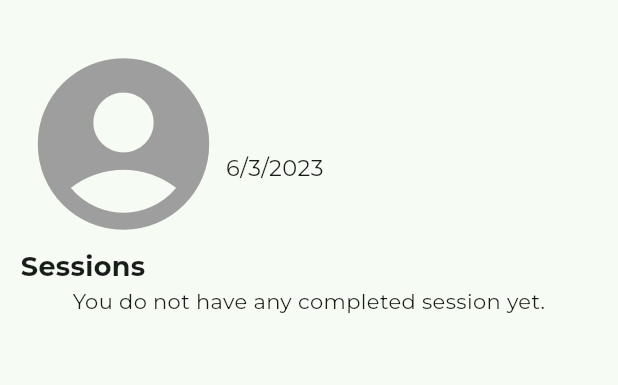
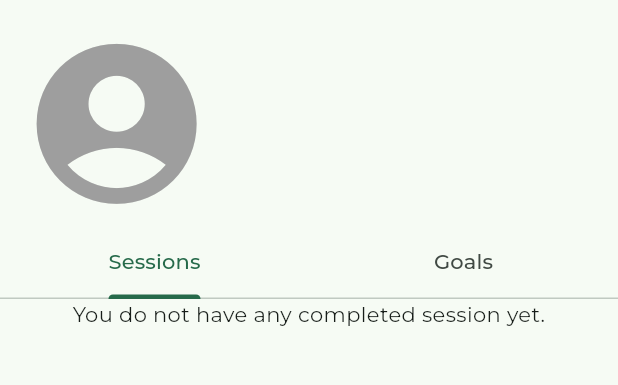
Before and after one commit to gblfrc/dima-2022-gibellini-rondini, a Flutter app: the AccountPage screen opened directly, on a phone screen of 412 x 824 dp, the part 63-448 px from its top. Run offline on Flutter 3.47's test engine with Material 2 defaults, Android fonts, the phone set to English and light mode, and no system bars; our stand-ins replace cloud_firestore, datetime_picker_formfield, file_picker, firebase_auth, firebase_core, firebase_storage and 7 more; missing offline and left inert: algolia, dart_geohash; accounts and stored records are empty; network calls fail.

Commit message:
Restyling account page
- Restyled AccountPage, introduced NestedScrollView and Tabs
- Refactored components for AccountPage
- Minor update in tiles for profile picture

```diff
--- a/lib/components/contact_card.dart
+++ /dev/null
@@ -1,79 +0,0 @@
-import 'package:flutter/material.dart';
-import 'package:intl/intl.dart';
-
-import '../model/user.dart';
-import '../app_logic/storage.dart';
-
-class ContactCard extends StatelessWidget {
-  final User user;
-
-  const ContactCard({super.key, required this.user});
-
-  @override
-  Widget build(BuildContext context) {
-    var height = MediaQuery.of(context).size.width / 3;
-    var padding = height / 8;
-
-    return SizedBox(
-      height: height,
-      child: Flex(
-        direction: Axis.horizontal,
-        children: [
-          Expanded(
-            flex: 1,
-            child: FutureBuilder(
-              future: Storage.downloadURL(user.uid),
-              builder: (context, snapshot) {
-                if (snapshot.hasData) {
-                  return LayoutBuilder(builder: (context, constraint) {
-                    return CircleAvatar(
-                      radius: constraint.maxHeight * 0.45,
-                      backgroundColor: Theme.of(context).primaryColor,
-                      child: CircleAvatar(
-                        radius: constraint.maxHeight * 0.42,
-                        backgroundColor: Colors.white,
-                        foregroundImage: NetworkImage(snapshot.data!),
-                      ),
-                    );
-                  });
-                } else {
-                  return Icon(
-                    Icons.account_circle,
-                    color: Colors.grey,
-                    size: height,
-                  );
-                }
-              },
-            ),
-          ),
-          Flexible(
-            flex: 2,
-            child: Padding(
-              padding:
-                  EdgeInsets.fromLTRB(padding / 2, padding, padding, padding),
-              child: Column(
-                crossAxisAlignment: CrossAxisAlignment.start,
-                mainAxisAlignment: MainAxisAlignment.center,
-                children: [
-                  Text(
-                    "${user.name} ${user.surname}",
-                    style: TextStyle(
-                      fontSize: MediaQuery.of(context).textScaleFactor * 22,
-                      fontWeight: FontWeight.bold,
-                    ),
-                  ),
-                  Text(
-                    DateFormat.yMd().format(user.birthday!),
-                    style: TextStyle(
-                      fontSize: MediaQuery.of(context).textScaleFactor * 15,
-                    ),
-                  )
-                ],
-              ),
-            ),
-          ),
-        ],
-      ),
-    );
-  }
-}
--- /dev/null
+++ b/lib/components/profile_header.dart
@@ -0,0 +1,140 @@
+import 'package:flutter/material.dart';
+import 'package:progetto/components/profile_picture.dart';
+
+import '../app_logic/auth.dart';
+import '../app_logic/database.dart';
+import '../app_logic/exceptions.dart';
+import '../model/user.dart';
+
+class ProfileHeader extends StatefulWidget {
+  final User user;
+
+  const ProfileHeader({super.key, required this.user});
+
+  @override
+  State<StatefulWidget> createState() => _ProfileHeaderState();
+}
+
+class _ProfileHeaderState extends State<ProfileHeader> {
+  @override
+  Widget build(BuildContext context) {
+    var height = MediaQuery.of(context).size.shortestSide / 3;
+    var padding = height / 10;
+    bool isCurrentUser = (widget.user.uid == Auth().currentUser!.uid);
+
+    return SizedBox(
+      height: height,
+      child: Flex(
+        direction: Axis.horizontal,
+        children: [
+          Expanded(
+            flex: 1,
+            child: ProfilePicture(uid: widget.user.uid),
+          ),
+          Expanded(
+            flex: 2,
+            child: Padding(
+              padding: EdgeInsets.symmetric(horizontal: padding),
+              child: Stack(
+                  alignment: Alignment.topRight,
+                  // crossAxisAlignment: CrossAxisAlignment.start,
+                  // mainAxisAlignment: MainAxisAlignment.center,
+                  children: [
+                    Align(
+                      alignment: Alignment.centerLeft,
+                      child: Text(
+                        "${widget.user.name} ${widget.user.surname}",
+                        style: TextStyle(
+                          fontSize: MediaQuery.of(context).textScaleFactor * 22,
+                          fontWeight: FontWeight.bold,
+                        ),
+                      ),
+                    ),
+                    if (!isCurrentUser)
+                      Align(
+                        alignment: Alignment.bottomCenter,
+                        child: FutureBuilder(
+                          future: Database.getFriends(),
+                          builder: (context, snapshot) {
+                            if (snapshot.hasError) {
+                              return const Text(
+                                "Something went wrong while checking friend list. Please try again later.",
+                                textAlign: TextAlign.center,
+                              );
+                            }
+                            if (snapshot.hasData) {
+                              for (User friend in snapshot.data!) {
+                                if (friend.uid == widget.user.uid) {
+                                  return ElevatedButton(
+                                    onPressed: removeFriend,
+                                    child: const Text("Remove friend"),
+                                  );
+                                }
+                              }
+                              return FilledButton(
+                                onPressed: addFriend,
+                                child: const Text("Add to friends"),
+                              );
+                            } else {
+                              return const Center(
+                                child: CircularProgressIndicator(),
+                              );
+                            }
+                          },
+                        ),
+                        // child: Container(
+                        //     color: Colors.green.shade100,
+                        //     height: 20,
+                        //     width: 20),
+                      ),
+                    // Text(
+                    //   DateFormat.yMd().format(user.birthday!),
+                    //   style: TextStyle(
+                    //     fontSize: MediaQuery.of(context).textScaleFactor * 15,
+                    //   ),
+                    // ),
+                  ],
+                ),
+            ),
+          ),
+        ],
+      ),
+    );
+  }
+
+  void addFriend() {
+    try {
+      Database.addFriend(widget.user.uid);
+      ScaffoldMessenger.of(context).showSnackBar(
+        const SnackBar(
+          content: Text("Added to friends!"),
+        ),
+      );
+      Navigator.of(context).pop();
+    } on DatabaseException {
+      ScaffoldMessenger.of(context).showSnackBar(
+        const SnackBar(
+          content: Text("Something went wrong. Please try again."),
+        ),
+      );
+    }
+  }
+
+  void removeFriend() {
+    try {
+      Database.removeFriend(widget.user.uid);
+      ScaffoldMessenger.of(context).showSnackBar(
+        const SnackBar(
+          content: Text("Friend removed."),
+        ),
+      );
+      Navigator.of(context).pop();
+    } on DatabaseException {
+      ScaffoldMessenger.of(context).showSnackBar(
+        const SnackBar(
+          content: Text("Something went wrong. Please try again."),
+        ),
+      );
+    }
+  }
+}
--- /dev/null
+++ b/lib/components/profile_picture.dart
@@ -0,0 +1,42 @@
+import 'dart:math';
+
+import 'package:flutter/material.dart';
+
+import '../app_logic/storage.dart';
+
+class ProfilePicture extends StatelessWidget {
+  final String uid;
+
+  const ProfilePicture({super.key, required this.uid});
+
+  @override
+  Widget build(BuildContext context) {
+    return LayoutBuilder(
+      builder: (builder, constraint) {
+        double size = min(constraint.maxHeight, constraint.maxWidth);
+        return FutureBuilder(
+          future: Storage.downloadURL(uid),
+          builder: (context, snapshot) {
+            if (snapshot.hasData) {
+              return CircleAvatar(
+                radius: size * 0.48,
+                backgroundColor: Theme.of(context).primaryColor,
+                child: CircleAvatar(
+                  radius: size * 0.42,
+                  backgroundColor: Colors.white,
+                  foregroundImage: NetworkImage(snapshot.data!),
+                ),
+              );
+            } else {
+              return Icon(
+                Icons.account_circle,
+                color: Colors.grey,
+                size: size,
+              );
+            }
+          },
+        );
+      },
+    );
+  }
+}
--- a/lib/pages/account_page.dart
+++ b/lib/pages/account_page.dart
@@ -1,8 +1,7 @@
 import 'package:flutter/material.dart';
 import 'package:progetto/app_logic/auth.dart';
 import 'package:progetto/app_logic/database.dart';
-import 'package:progetto/app_logic/exceptions.dart';
-import 'package:progetto/components/contact_card.dart';
+import 'package:progetto/components/profile_header.dart';
 import 'package:progetto/pages/edit_profile_page.dart';
 
 import '../components/cards.dart';
@@ -22,13 +21,18 @@ class _AccountPageState extends State<AccountPage> {
 
   @override
   Widget build(BuildContext context) {
-    // style definition for text titles
-    TextStyle sectionTitleStyle = TextStyle(
-        fontSize: MediaQuery.of(context).textScaleFactor * 18,
-        fontWeight: FontWeight.bold);
+    // save padding entity for convenience
+    double padding = MediaQuery.of(context).size.shortestSide / 30;
     // boolean to determine whether current user is the owner of the account page
     bool isMyAccount = (widget.uid == Auth().currentUser!.uid);
-    return Scaffold(
+    // define tabs
+    List<Tab> tabs = isMyAccount
+        ? const [Tab(text: 'Sessions'), Tab(text: 'Goals')]
+        : const [Tab(text: 'Sessions')];
+
+    return DefaultTabController(
+      length: tabs.length,
+      child: Scaffold(
         appBar: AppBar(
           title: isMyAccount
               ? const Text('My account')
@@ -39,8 +43,6 @@ class _AccountPageState extends State<AccountPage> {
                     onPressed: () {
                       ScaffoldMessenger.of(context).showSnackBar(
                         SnackBar(
-                        // TODO: the snackbar should go over the bottom navigation bar;
-                        // TODO: might want to revise handling of the BNB (our of current scaffold)
                           content: Column(
                             children: [
                               ListTile(
@@ -76,6 +78,7 @@ class _AccountPageState extends State<AccountPage> {
                               ),
                             ],
                           ),
+                          showCloseIcon: true,
                         ),
                       );
                     },
@@ -84,11 +87,18 @@ class _AccountPageState extends State<AccountPage> {
                 ]
               : [],
         ),
-      body: Padding(
-        padding: EdgeInsets.all(MediaQuery.of(context).size.shortestSide / 30),
-        child: ListView(
-          children: [
-            StreamBuilder(
+        // body: Container(color: Colors.blue.shade100,),
+        body: NestedScrollView(
+          physics: const NeverScrollableScrollPhysics(),
+          headerSliverBuilder: (context, innerBoxIsScrolled) {
+            return [
+              SliverAppBar(
+                automaticallyImplyLeading: false, // if true, another back arrow appears at the top of the page
+                collapsedHeight: MediaQuery.of(context).size.longestSide / 6,
+                expandedHeight: MediaQuery.of(context).size.longestSide / 6,
+                flexibleSpace: Padding(
+                  padding: EdgeInsets.symmetric(horizontal: padding),
+                  child: StreamBuilder(
                     stream: Database.getUser(widget.uid),
                     builder: (context, snapshot) {
                       if (snapshot.hasError) {
@@ -99,7 +109,7 @@ class _AccountPageState extends State<AccountPage> {
                         user = snapshot.data!;
                         return Column(
                           children: [
-                      ContactCard(user: user!),
+                            ProfileHeader(user: user!),
                           ],
                         );
                       } else {
@@ -109,46 +119,65 @@ class _AccountPageState extends State<AccountPage> {
                       }
                     },
                   ),
-            isMyAccount
-                ? Container()
-                : Column(
+                ),
+              ),
+              SliverPersistentHeader(
+                delegate: _ScrollDelegate(TabBar(
+                  tabs: tabs,
+                )),
+                pinned: true,
+                floating: true,
+              )
+            ];
+          },
+          body: TabBarView(
             children: [
-                      FutureBuilder(
-                          future: Database.getFriends(),
-                          builder: (context, snapshot) {
-                            if (snapshot.hasError) {
-                              return const Text(
-                                "Something went wrong while checking friend list. Please try again later.",
-                                textAlign: TextAlign.center,
+              _SessionTab(uid: widget.uid),
+              if (isMyAccount) const _GoalTab()
+            ],
+          ),
+        ),
+      ),
+    );
+
+  }
+}
+
+class _ScrollDelegate extends SliverPersistentHeaderDelegate {
+  final TabBar tabBar;
+
+  const _ScrollDelegate(this.tabBar);
+
+  @override
+  Widget build(
+      BuildContext context, double shrinkOffset, bool overlapsContent) {
+    return Container(
+      color: Theme.of(context).colorScheme.background,
+      child: tabBar,
     );
   }
-                            if (snapshot.hasData) {
-                              for (User friend in snapshot.data!) {
-                                if (friend.uid == widget.uid) {
-                                  return ElevatedButton(
-                                    onPressed: removeFriend,
-                                    child: const Text("Remove friend"),
-                                  );
+
+  @override
+  double get maxExtent => tabBar.preferredSize.height;
+
+  @override
+  double get minExtent => tabBar.preferredSize.height;
+
+  @override
+  bool shouldRebuild(covariant SliverPersistentHeaderDelegate oldDelegate) {
+    return false;
   }
 }
-                              return FilledButton(
-                                onPressed: addFriend,
-                                child: const Text("Add to friends"),
-                              );
-                            } else {
-                              return const Center(
-                                child: CircularProgressIndicator(),
-                              );
-                            }
-                          }),
-                    ],
-                  ),
-            Text(
-              'Sessions',
-              style: sectionTitleStyle,
-            ),
-            StreamBuilder(
-                stream: Database.getLatestSessionsByUser(widget.uid),
+
+class _SessionTab extends StatelessWidget {
+  final String uid;
+
+  const _SessionTab({required this.uid});
+
+  @override
+  Widget build(BuildContext context) {
+    return StreamBuilder(
+      stream: Database.getLatestSessionsByUser(uid),
       builder: (context, snapshot) {
         if (snapshot.hasError) {
           return const Text(
@@ -170,7 +199,8 @@ class _AccountPageState extends State<AccountPage> {
             // For each session, we create a card and append it to the array of children
             sessionCards.add(SessionCard(session: session!));
           }
-                    return Column(
+          return ListView(
+            shrinkWrap: true,
             children: sessionCards,
           );
         } else {
@@ -178,46 +208,47 @@ class _AccountPageState extends State<AccountPage> {
             child: CircularProgressIndicator(),
           );
         }
-                }),
-          ],
-        ),
-      ),
-    );
-  }
-
-  void addFriend() {
-    try {
-      Database.addFriend(widget.uid);
-      ScaffoldMessenger.of(context).showSnackBar(
-        const SnackBar(
-          content: Text("Added to friends!"),
-        ),
-      );
-      Navigator.of(context).pop();
-    } on DatabaseException {
-      ScaffoldMessenger.of(context).showSnackBar(
-        const SnackBar(
-          content: Text("Something went wrong. Please try again."),
-        ),
+      },
     );
   }
 }
 
-  void removeFriend() {
-    try {
-      Database.removeFriend(widget.uid);
-      ScaffoldMessenger.of(context).showSnackBar(
-        const SnackBar(
-          content: Text("Friend removed."),
-        ),
+class _GoalTab extends StatelessWidget {
+  const _GoalTab();
+
+  @override
+  Widget build(BuildContext context) {
+    return StreamBuilder(
+      stream: Database.getGoals(true),
+      builder: (context, snapshot) {
+        if (snapshot.hasError) {
+          return const Text(
+            "An error occurred while loading goals.",
+            textAlign: TextAlign.center,
           );
-      Navigator.of(context).pop();
-    } on DatabaseException {
-      ScaffoldMessenger.of(context).showSnackBar(
-        const SnackBar(
-          content: Text("Something went wrong. Please try again."),
-        ),
+        }
+        if (snapshot.hasData) {
+          // This returns true even if there are no documents in the list
+          if (snapshot.data!.isEmpty) {
+            // If there are no goals, we print a message
+            return const Text(
+              "No goal set up to now.",
+              textAlign: TextAlign.center,
+            );
+          }
+          List<Widget> goalList = [];
+          for (var goal in snapshot.data!) {
+            goalList.add(GoalCard(goal));
+          }
+          return ListView(
+            children: goalList,
+          );
+        } else {
+          return const Center(
+            child: CircularProgressIndicator(),
+          );
+        }
+      },
     );
   }
 }
-}
```
Also changed, not shown: lib/components/tiles.dart (+2 -26 lines). Lines whose indentation alone changed are shown as unchanged.
